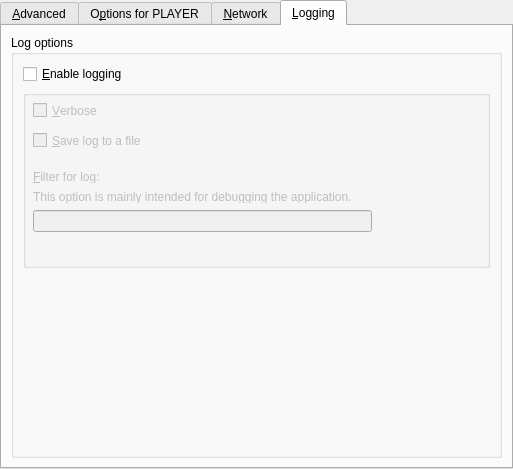
Before: the Qt Designer form src/gui/pref/advanced.ui in wilbert2000/wzplayer, drawn with Qt 5.
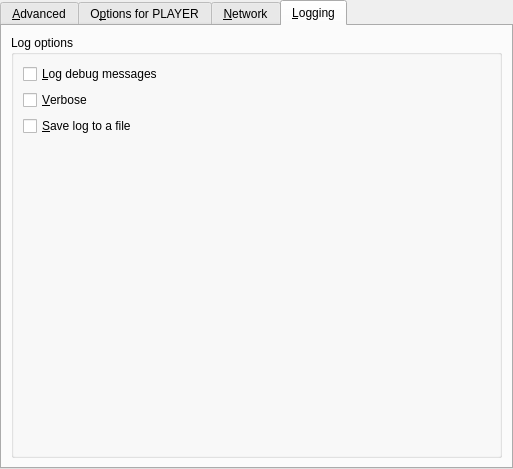
After: the same form once the commit is applied. The open tabs and pages were chosen to show the change. Custom widgets are drawn as their Qt base class.

Commit message:
Tune logging of debug messages
Add --debug command line option to log debug messages
Add support for GNU -- and Windows / command line options
Renamed TPreferences::log_enabled to log_debug_enabled
Removed TPreferences::log_filter
Changed default to not log debug messages

```diff
--- a/src/gui/pref/advanced.ui
+++ b/src/gui/pref/advanced.ui
@@ -529,140 +529,40 @@
           <item alignment="Qt::AlignTop">
            <widget class="QCheckBox" name="log_enabled_check">
             <property name="text">
-             <string>&amp;Enable logging</string>
+             <string>&amp;Log debug messages</string>
             </property>
            </widget>
           </item>
           <item>
-           <widget class="QGroupBox" name="log_enable_box">
+           <widget class="QCheckBox" name="log_verbose_check">
+            <property name="enabled">
+             <bool>true</bool>
+            </property>
             <property name="sizePolicy">
-             <sizepolicy hsizetype="MinimumExpanding" vsizetype="MinimumExpanding">
+             <sizepolicy hsizetype="Expanding" vsizetype="Fixed">
               <horstretch>0</horstretch>
               <verstretch>0</verstretch>
              </sizepolicy>
             </property>
-            <property name="title">
-             <string notr="true"/>
+            <property name="text">
+             <string>&amp;Verbose</string>
             </property>
-            <property name="flat">
+           </widget>
+          </item>
+          <item>
+           <widget class="QCheckBox" name="log_file_check">
+            <property name="enabled">
              <bool>true</bool>
             </property>
-            <widget class="QCheckBox" name="log_verbose_check">
-             <property name="enabled">
-              <bool>false</bool>
-             </property>
-             <property name="geometry">
-              <rect>
-               <x>10</x>
-               <y>10</y>
-               <width>439</width>
-               <height>21</height>
-              </rect>
-             </property>
-             <property name="sizePolicy">
-              <sizepolicy hsizetype="Expanding" vsizetype="Fixed">
-               <horstretch>0</horstretch>
-               <verstretch>0</verstretch>
-              </sizepolicy>
-             </property>
-             <property name="text">
-              <string>&amp;Verbose</string>
-             </property>
-            </widget>
-            <widget class="QCheckBox" name="log_file_check">
-             <property name="enabled">
-              <bool>false</bool>
-             </property>
-             <property name="geometry">
-              <rect>
-               <x>10</x>
-               <y>40</y>
-               <width>439</width>
-               <height>21</height>
-              </rect>
-             </property>
-             <property name="sizePolicy">
-              <sizepolicy hsizetype="MinimumExpanding" vsizetype="Fixed">
-               <horstretch>0</horstretch>
-               <verstretch>0</verstretch>
-              </sizepolicy>
-             </property>
-             <property name="text">
-              <string>&amp;Save log to a file</string>
-             </property>
-            </widget>
-            <widget class="QLabel" name="log_filter_label1">
-             <property name="enabled">
-              <bool>false</bool>
-             </property>
-             <property name="geometry">
-              <rect>
-               <x>10</x>
-               <y>80</y>
-               <width>439</width>
-               <height>13</height>
-              </rect>
-             </property>
-             <property name="sizePolicy">
-              <sizepolicy hsizetype="Preferred" vsizetype="Fixed">
-               <horstretch>0</horstretch>
-               <verstretch>0</verstretch>
-              </sizepolicy>
-             </property>
-             <property name="text">
-              <string>&amp;Filter for log:</string>
-             </property>
-             <property name="wordWrap">
-              <bool>false</bool>
-             </property>
-             <property name="buddy">
-              <cstring>log_filter_edit</cstring>
-             </property>
-            </widget>
-            <widget class="QLabel" name="log_filter_label2">
-             <property name="enabled">
-              <bool>false</bool>
-             </property>
-             <property name="geometry">
-              <rect>
-               <x>10</x>
-               <y>100</y>
-               <width>439</width>
-               <height>13</height>
-              </rect>
-             </property>
-             <property name="sizePolicy">
-              <sizepolicy hsizetype="Preferred" vsizetype="Fixed">
-               <horstretch>0</horstretch>
-               <verstretch>0</verstretch>
-              </sizepolicy>
-             </property>
-             <property name="text">
-              <string>This option is mainly intended for debugging the application.</string>
-             </property>
-             <property name="wordWrap">
-              <bool>false</bool>
-             </property>
-            </widget>
-            <widget class="QLineEdit" name="log_filter_edit">
-             <property name="enabled">
-              <bool>false</bool>
-             </property>
-             <property name="geometry">
-              <rect>
-               <x>10</x>
-               <y>120</y>
-               <width>339</width>
-               <height>22</height>
-              </rect>
-             </property>
-             <property name="sizePolicy">
-              <sizepolicy hsizetype="Expanding" vsizetype="Fixed">
-               <horstretch>0</horstretch>
-               <verstretch>0</verstretch>
-              </sizepolicy>
-             </property>
-            </widget>
+            <property name="sizePolicy">
+             <sizepolicy hsizetype="MinimumExpanding" vsizetype="Fixed">
+              <horstretch>0</horstretch>
+              <verstretch>0</verstretch>
+             </sizepolicy>
+            </property>
+            <property name="text">
+             <string>&amp;Save log to a file</string>
+            </property>
            </widget>
           </item>
           <item>
```
Left out of the diff: 87 changed lines with no effect on the pictures. The commit also changes 11 other files.
